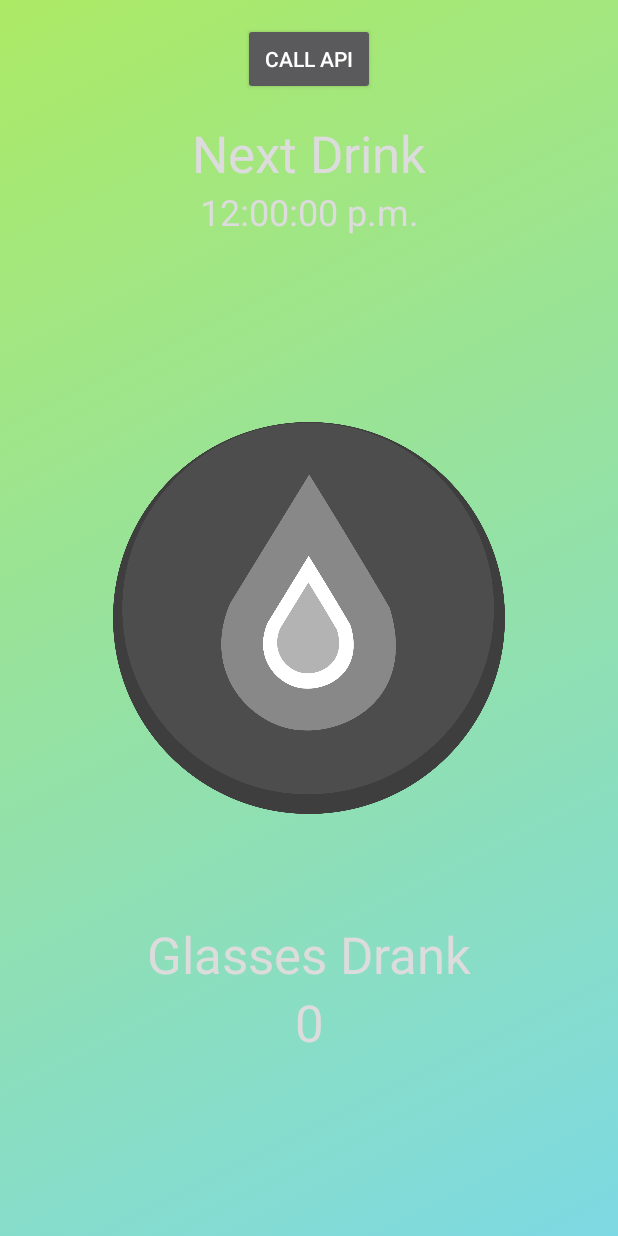
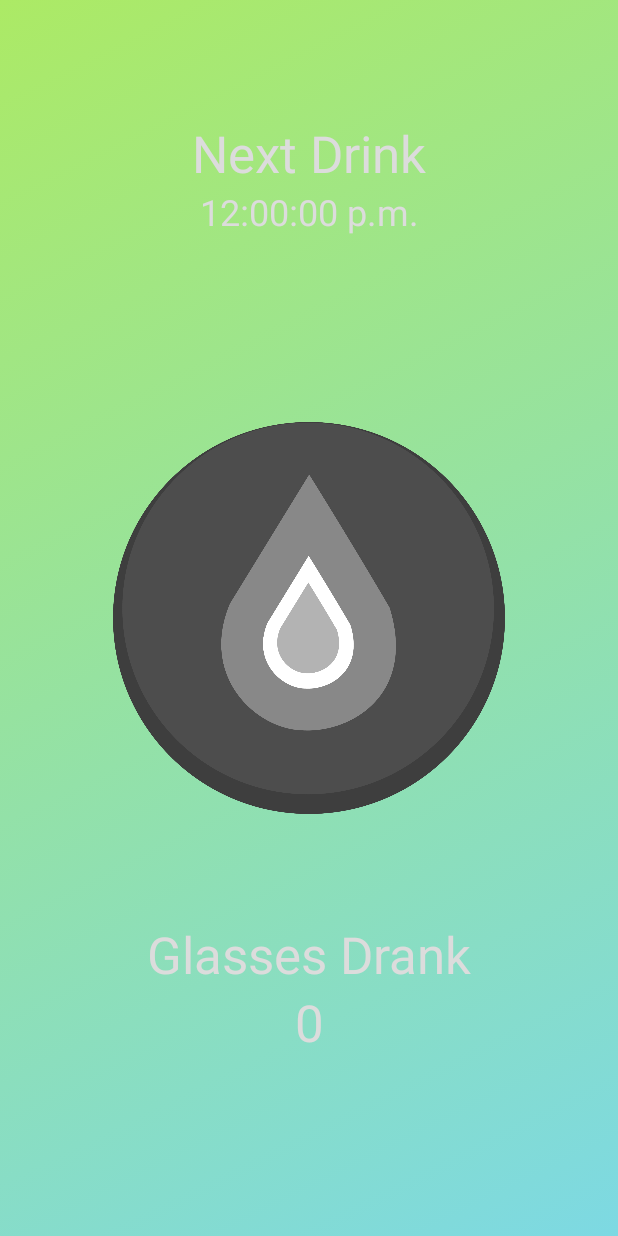
Before and after one commit to ZaidArshad/WatRe, an Android app: the screen it shows after launch (MainActivity), on a phone screen of 412 x 824 dp. Run offline under Robolectric (Android 15) with nearby library versions, the light colour scheme and no system bars.

Commit message:
Hid call api button

```diff
--- a/app/src/main/AndroidManifest.xml
+++ b/app/src/main/AndroidManifest.xml
@@ -12,7 +12,7 @@
         android:theme="@style/Theme.AppCompat.NoActionBar"
         android:fullBackupContent="@xml/backup_descriptor">
         <activity
-            android:name=".MainActivity"
+            android:name=".view.MainActivity"
             android:label="@string/app_name"
             android:configChanges="orientation"
             android:screenOrientation="portrait">
@@ -22,8 +22,8 @@
                 <category android:name="android.intent.category.LAUNCHER" />
             </intent-filter>
         </activity>
-        <receiver android:name=".HourlyAlertReceiver"/>
-        <receiver android:name=".DailyAlertReceiver"/>
+        <receiver android:name=".controller.HourlyAlertReceiver"/>
+        <receiver android:name=".controller.DailyAlertReceiver"/>
     </application>
 
 </manifest>
--- a/app/src/main/java/zaid/d/waterreminder20/HourlyAlertReceiver.java
+++ b/app/src/main/java/zaid/d/waterreminder20/controller/HourlyAlertReceiver.java
@@ -1,4 +1,4 @@
-package zaid.d.waterreminder20;
+package zaid.d.waterreminder20.controller;
 
 import android.app.Notification;
 import android.app.PendingIntent;
@@ -6,6 +6,9 @@
 import android.content.Context;
 import android.content.Intent;
 import androidx.core.app.NotificationCompat;
+
+import zaid.d.waterreminder20.view.MainActivity;
+import zaid.d.waterreminder20.model.DataManager;
 
 public class HourlyAlertReceiver extends BroadcastReceiver  {
     @Override
--- a/app/src/main/java/zaid/d/waterreminder20/NotificationHelper.java
+++ b/app/src/main/java/zaid/d/waterreminder20/controller/NotificationHelper.java
@@ -1,4 +1,4 @@
-package zaid.d.waterreminder20;
+package zaid.d.waterreminder20.controller;
 
 import android.annotation.TargetApi;
 import android.app.Notification;
@@ -10,6 +10,8 @@
 
 import androidx.core.app.NotificationCompat;
 import androidx.core.app.NotificationManagerCompat;
+
+import zaid.d.waterreminder20.R;
 
 public class NotificationHelper extends ContextWrapper {
 
--- a/app/src/main/java/zaid/d/waterreminder20/WebReciever.java
+++ b/app/src/main/java/zaid/d/waterreminder20/controller/WebReciever.java
@@ -1,4 +1,4 @@
-package zaid.d.waterreminder20;
+package zaid.d.waterreminder20.controller;
 
 import android.content.Context;
 import android.util.Log;
@@ -14,7 +14,7 @@
     public static void setReminding(Context context, Boolean isReminding) {
         String remind = isReminding.toString();
         RequestQueue queue = Volley.newRequestQueue(context);
-        String url ="http://HOSTIP/WaterReminder/"+remind;
+        String url ="http://10.0.0.193:7238/WaterReminder/"+remind;
         StringRequest stringRequest = new StringRequest(Request.Method.PUT, url,
                 response -> {}, error -> Log.d("Error", Objects.requireNonNull(error.getMessage())));
         queue.add(stringRequest);
--- a/app/src/main/java/zaid/d/waterreminder20/DrinkButton.java
+++ b/app/src/main/java/zaid/d/waterreminder20/model/DrinkButton.java
@@ -1,20 +1,17 @@
-package zaid.d.waterreminder20;
+package zaid.d.waterreminder20.model;
 
-import android.app.Activity;
-import android.app.Application;
 import android.content.Context;
 import android.os.Build;
-import android.text.method.BaseKeyListener;
 import android.view.View;
 import android.widget.Button;
 import android.widget.TextView;
 
-import java.text.SimpleDateFormat;
-import java.util.Locale;
-
 import androidx.annotation.RequiresApi;
 import androidx.appcompat.app.AppCompatActivity;
-import androidx.core.app.NotificationCompat;
+
+import zaid.d.waterreminder20.view.MainActivity;
+import zaid.d.waterreminder20.controller.WebReciever;
+import zaid.d.waterreminder20.view.Background;
 
 public class DrinkButton extends AppCompatActivity {
 
@@ -28,7 +25,7 @@
 
 
     // CONSTRUCTOR //
-    DrinkButton(Context c, Button layoutButton, TextView glassesT, TextView nextDrinkT, Background bg) {
+    public DrinkButton(Context c, Button layoutButton, TextView glassesT, TextView nextDrinkT, Background bg) {
         context = c; // Context of the main activity
         dataManager = new DataManager(c); // Gives the class access to app's shared preferences
         button = layoutButton; // Get access to the button from the layout
--- a/app/src/main/java/zaid/d/waterreminder20/Background.java
+++ b/app/src/main/java/zaid/d/waterreminder20/view/Background.java
@@ -1,4 +1,4 @@
-package zaid.d.waterreminder20;
+package zaid.d.waterreminder20.view;
 
 import android.app.Application;
 import android.content.Context;
@@ -8,6 +8,8 @@
 
 import androidx.annotation.RequiresApi;
 import androidx.constraintlayout.widget.ConstraintLayout;
+
+import zaid.d.waterreminder20.model.DataManager;
 
 public class Background extends Application {
 
--- a/app/src/main/res/layout-v21/activity_main.xml
+++ b/app/src/main/res/layout-v21/activity_main.xml
@@ -7,12 +7,13 @@
     android:layout_height="match_parent"
     android:background="@drawable/gradient_list"
     android:gravity="center"
-    tools:context=".MainActivity">
+    tools:context=".view.MainActivity">
 
     <Button
         android:id="@+id/apiCallBtn"
         android:layout_width="wrap_content"
         android:layout_height="wrap_content"
+        android:visibility="gone"
         android:text="Call api"
         app:layout_constraintBottom_toTopOf="@+id/nextDrinkText"
         app:layout_constraintEnd_toEndOf="parent"
--- a/app/src/main/res/layout/activity_main.xml
+++ b/app/src/main/res/layout/activity_main.xml
@@ -7,7 +7,7 @@
     android:layout_height="match_parent"
     android:background="@drawable/gradient_list"
     android:gravity="center"
-    tools:context=".MainActivity">
+    tools:context=".view.MainActivity">
 
     <ProgressBar
         android:id="@+id/progressBar"
```
Also changed, not shown: app/src/main/java/zaid/d/waterreminder20/controller/DailyAlertReceiver.java (renamed from app/src/main/java/zaid/d/waterreminder20/DailyAlertReceiver.java, +6 -2 lines), app/src/main/java/zaid/d/waterreminder20/model/DataManager.java (renamed from app/src/main/java/zaid/d/waterreminder20/DataManager.java, +2 -9 lines), app/src/main/java/zaid/d/waterreminder20/model/TimeManager.java (renamed from app/src/main/java/zaid/d/waterreminder20/TimeManager.java, +5 -2 lines), app/src/main/java/zaid/d/waterreminder20/view/MainActivity.java (renamed from app/src/main/java/zaid/d/waterreminder20/MainActivity.java, +9 -4 lines).
